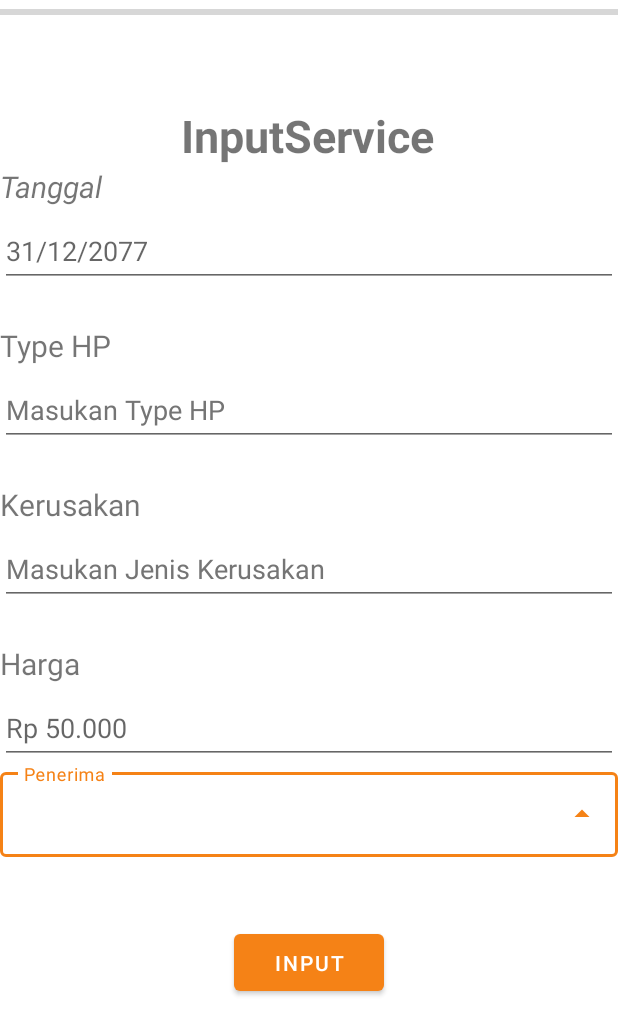
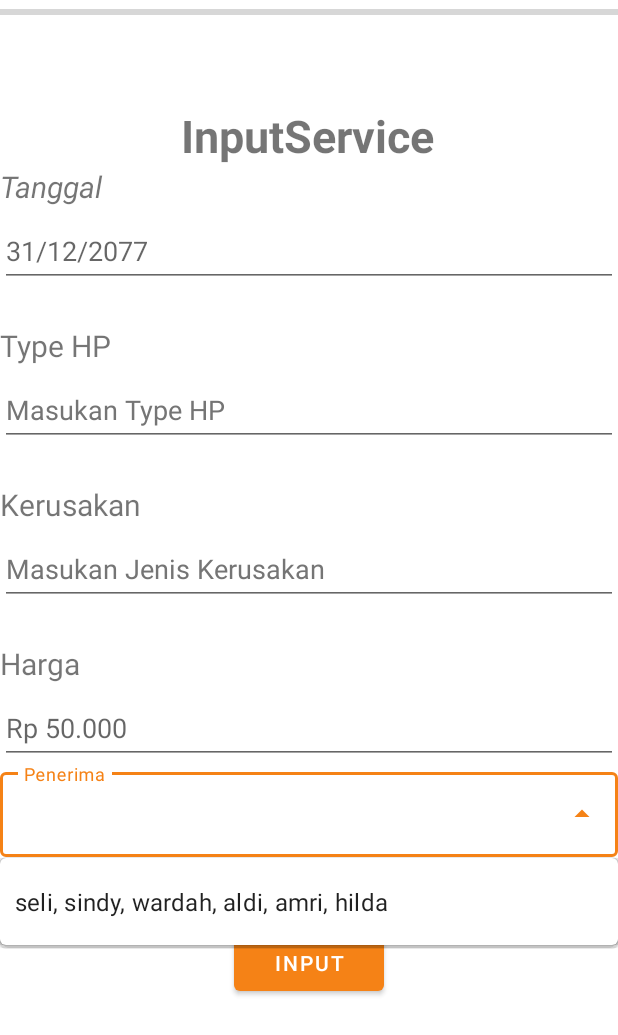
Before and after one commit to mbieeh5/gloryApps, an Android app: the AddActivity screen opened directly, with no data from a screen before it, after a tap on an icon or button, on a phone screen of 412 x 824 dp. Shown: the top 1035 px of the screen. Run offline under Robolectric (Android 15) with nearby library versions, the phone set to English and light mode, and no system bars; our stand-ins replace Firebase (no records; nobody signed in at launch, a user with empty details on screens opened directly).

Commit message:
update 5.3.16

```diff
--- a/app/src/main/java/com/rraf/gloryservices/activity/AddActivity.java
+++ b/app/src/main/java/com/rraf/gloryservices/activity/AddActivity.java
@@ -6,6 +6,7 @@ import androidx.appcompat.app.AppCompatActivity;
 import android.app.DatePickerDialog;
 import android.os.Bundle;
 import android.view.View;
+import android.widget.AdapterView;
 import android.widget.ArrayAdapter;
 import android.widget.AutoCompleteTextView;
 import android.widget.DatePicker;
@@ -29,6 +30,7 @@ public class AddActivity extends AppCompatActivity {
     DatabaseReference reference;
     AutoCompleteTextView atex;
     ArrayAdapter<String> adapter;
+    String[] items = {"seli, sindy, wardah, aldi, amri, hilda" };
 
     @Override
     protected void onCreate(Bundle savedInstanceState) {
@@ -55,9 +57,14 @@ public class AddActivity extends AppCompatActivity {
                 datePickerDialog.show();
             }
         });
-        adapter = new ArrayAdapter<String>(this, R.menu.dropdown_item_name, items);
-        atex = binding.autoComplete;
+        adapter = new ArrayAdapter<String>(this, R.layout.dropdown_list, items);
         binding.autoComplete.setAdapter(adapter);
+        binding.autoComplete.setOnClickListener(new View.OnClickListener() {
+            @Override
+            public void onClick(View v) {
+                String item = ;
+            }
+        });
 
         binding.btnInput.setOnClickListener(new View.OnClickListener() {
             @Override
```
